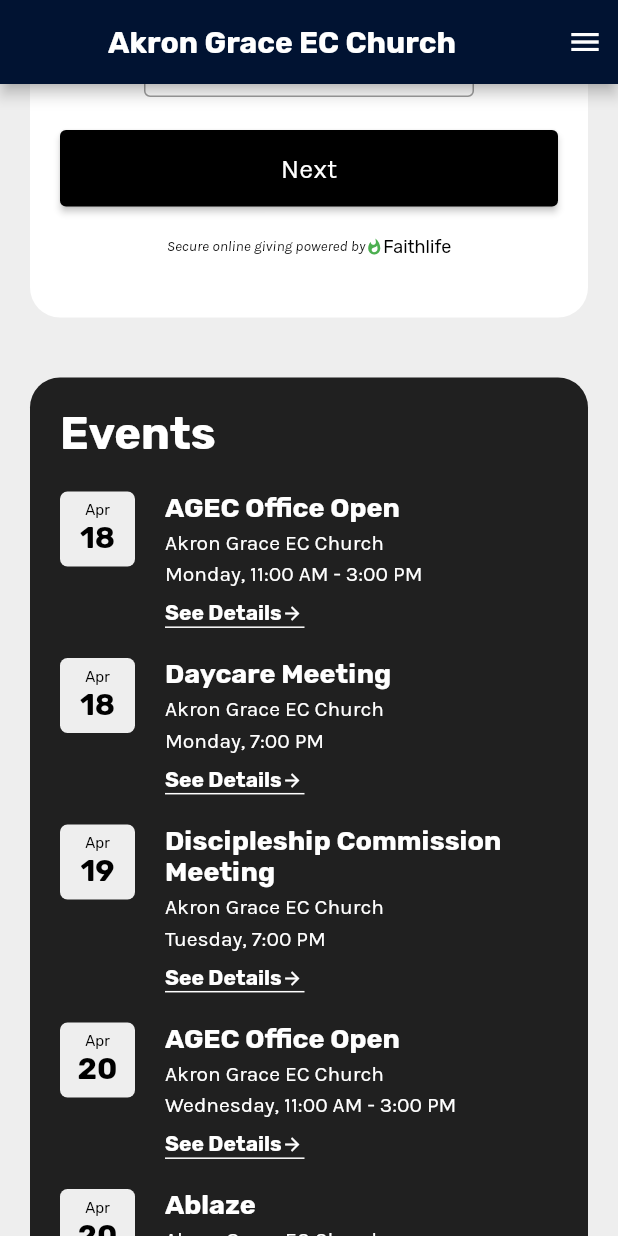
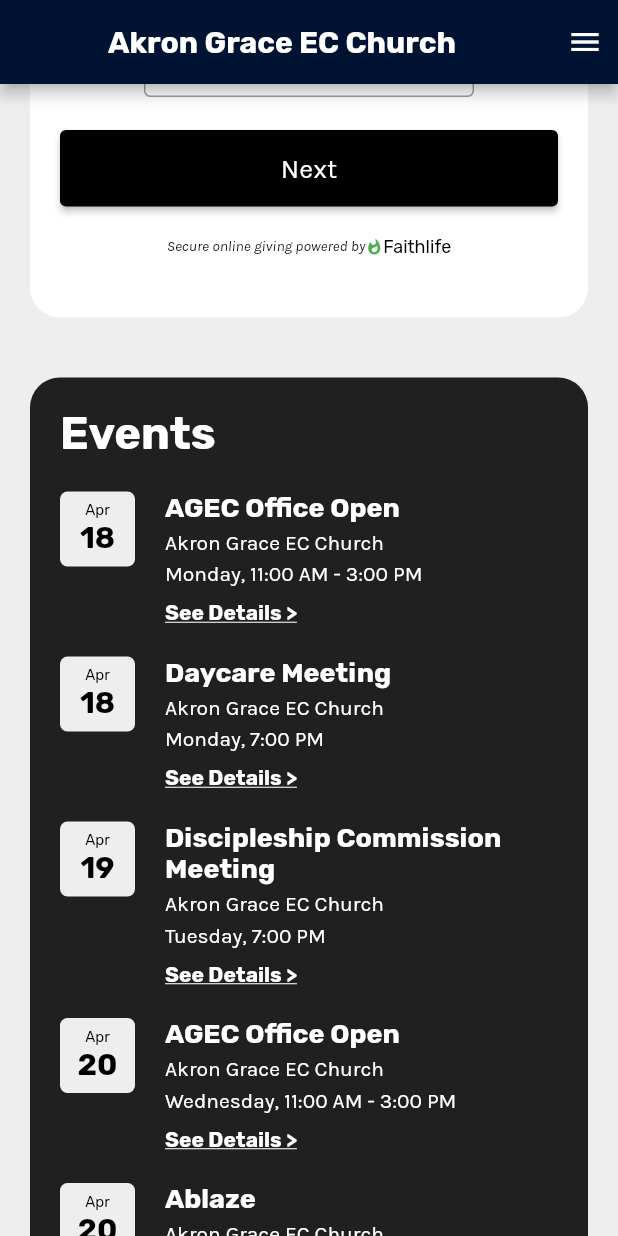
Before and after one commit to sheffley201/akron-grace-app, a Flutter app: the screen it shows after launch, scrolled down 1728 dp, on a phone screen of 412 x 824 dp. Run offline on Flutter 3.47's test engine with Material 2 defaults, Android fonts, the light colour scheme and no system bars; missing offline and left inert: flutter_launcher_icons.

Commit message:
Changed "See details" to just text with underline to avoid width differences on different devices

```diff
--- a/lib/widgets.dart
+++ b/lib/widgets.dart
@@ -661,34 +661,15 @@ class Event extends StatelessWidget {
                 ),
               ),
               const SizedBox(height: 10),
-              Container(
-                width: 93,
-                decoration: const BoxDecoration(
-                  border: Border(
-                    bottom: BorderSide(
-                      color: Colors.white,
-                      width: 1,
-                    ),
-                  ),
+              const Text(
+                'See Details >',
+                style: TextStyle(
+                  fontSize: 14,
+                  color: Colors.white,
+                  fontWeight: FontWeight.bold,
+                  decoration: TextDecoration.underline,
                 ),
-                child: Row(
-                  children: const [
-                    Text(
-                      'See Details',
-                      style: TextStyle(
-                        fontSize: 14,
-                        color: Colors.white,
-                        fontWeight: FontWeight.bold,
-                      ),
-                    ),
-                    Icon(
-                      Icons.arrow_forward,
-                      color: Colors.white,
-                      size: 14,
-                    ),
-                  ],
-                )
-              )
+              ),
             ],
           ),
         ),
```
